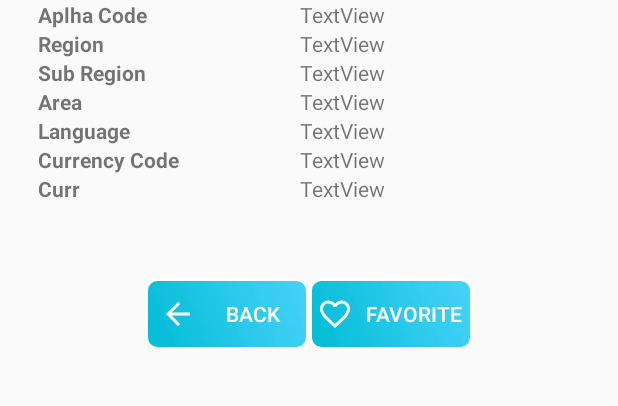
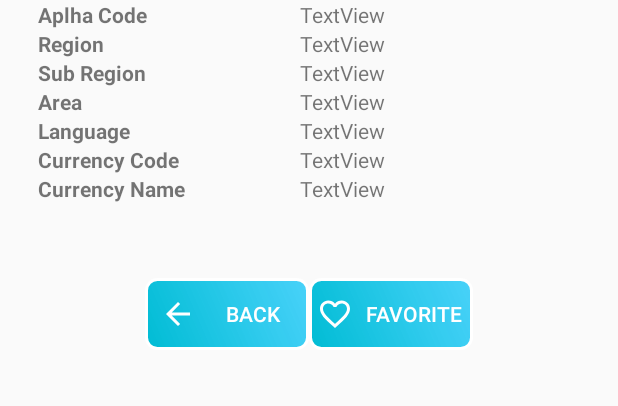
Before and after one commit to restuhaqza/getcountry, an Android app: the DetailActivity screen opened directly, with no data from a screen before it, on a phone screen of 412 x 824 dp, the part 549-955 px from its top. Run offline under Robolectric (Android 15) with nearby library versions, the phone set to English and light mode, and no system bars; libraries missing offline, so code that uses them is left out: com.loopj.android, cz.msebera.android; pictures from the network do not load; 10 statements that could not run were skipped.

Commit message:
update on activity

```diff
--- a/app/src/main/res/layout/activity_detail.xml
+++ b/app/src/main/res/layout/activity_detail.xml
@@ -187,7 +187,7 @@
                 android:layout_height="wrap_content"
                 android:textStyle="bold"
                 android:layout_weight="1"
-                android:text="Curr" />
+                android:text="Currency Name" />
 
             <TextView
                 android:id="@+id/currency_name"
--- a/app/src/main/res/layout/fragment_info.xml
+++ b/app/src/main/res/layout/fragment_info.xml
@@ -40,7 +40,7 @@
             android:layout_height="wrap_content"
             android:textAlignment="center"
             android:layout_centerInParent="true"
-            android:text="Bayu Afrizal (17.62.0104)"
+            android:text="Bayu Afrizal (17.62.0100)"
             android:textAppearance="@style/TextAppearance.AppCompat.Medium" />
         <TextView
             android:layout_width="match_parent"
```
